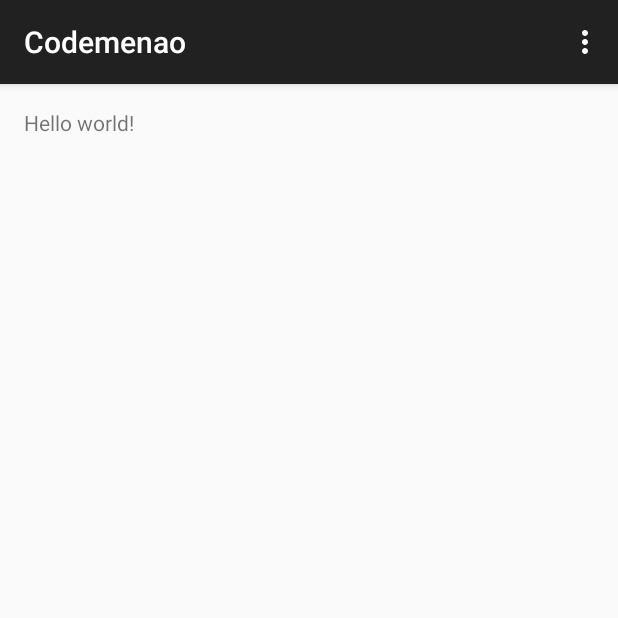
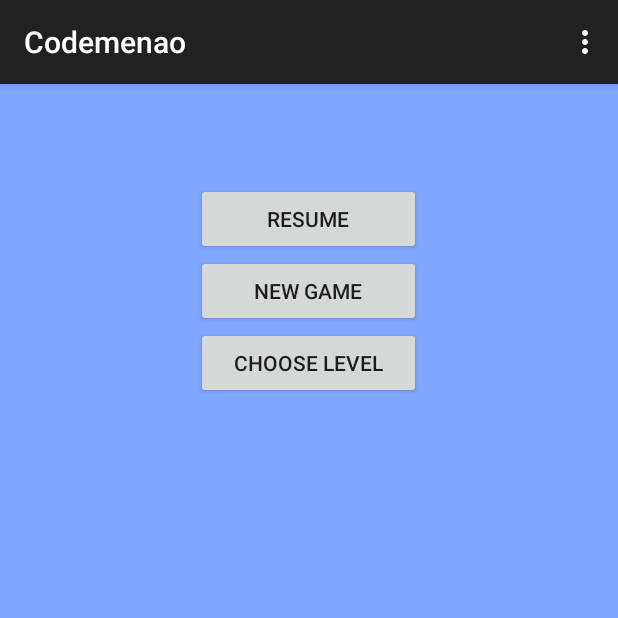
Before and after one commit to yerassyl/Codemenao, an Android app: the MainActivity screen opened directly, with no data from a screen before it, on a phone screen of 412 x 824 dp, the top half of it. Run offline under Robolectric (Android 15) with nearby library versions, the phone set to English and light mode, and no system bars; network calls fail.

Commit message:
UI in MainActivity including resume,new game and choose level.Resume continues with the most recent level, new game starts from the first and choose level displays levels available. Level clicked is put to the queue.

```diff
--- a/app/src/main/java/nu/hci/codemenao/MainActivity.java
+++ b/app/src/main/java/nu/hci/codemenao/MainActivity.java
@@ -1,21 +1,37 @@
 package nu.hci.codemenao;
 
 import android.content.Intent;
+import android.content.SharedPreferences;
 import android.support.v7.app.ActionBarActivity;
 import android.os.Bundle;
 import android.view.Menu;
 import android.view.MenuItem;
+import android.view.View;
+import android.widget.Button;
 
 
-public class MainActivity extends ActionBarActivity {
+public class MainActivity extends ActionBarActivity implements View.OnClickListener {
+
+    Button newGame, resume, chooseLevel;
+    SharedPreferences levels;
+
+    public static int level = 1;
 
     @Override
     protected void onCreate(Bundle savedInstanceState) {
         super.onCreate(savedInstanceState);
         setContentView(R.layout.activity_main);
 
+        newGame = (Button) findViewById(R.id.new_game);
+        resume = (Button) findViewById(R.id.resume);
+        chooseLevel = (Button) findViewById(R.id.choose);
+
+        newGame.setOnClickListener(this);
+        resume.setOnClickListener(this);
+        chooseLevel.setOnClickListener(this);
         // get ip and port from shared prefs
-
+        levels = getSharedPreferences("LEVELS", MODE_PRIVATE);
+        levels.edit().putInt("current_level",level).apply();
 
         // This code just for testing
         //Intent intent = new Intent(MainActivity.this,ConnectingNaoActivity.class);
@@ -45,4 +61,29 @@ public class MainActivity extends ActionBarActivity {
 
         return super.onOptionsItemSelected(item);
     }
+
+    @Override
+    public void onClick(View v) {
+        switch (v.getId()){
+
+            case R.id.new_game:
+                Intent fromNew = new Intent(this,VisualEditorActivity.class);
+                level = 1;
+                fromNew.putExtra("current_level", level);
+                startActivity(fromNew);
+                break;
+
+            case R.id.resume:
+                Intent fromResume = new Intent(this,VisualEditorActivity.class);
+                fromResume.putExtra("current_level", levels.getInt("current_level",1));
+                startActivity(fromResume);
+                break;
+
+            case R.id.choose:
+                Intent fromChoose = new Intent(this,ChooseLevel.class);
+                fromChoose.putExtra("current_level",levels.getInt("current_level",1));
+                startActivity(fromChoose);
+                break;
+        }
+    }
 }
--- a/app/src/main/res/layout/activity_connecting_nao.xml
+++ b/app/src/main/res/layout/activity_connecting_nao.xml
@@ -24,5 +24,5 @@
         android:layout_width="wrap_content"
         android:layout_height="wrap_content"
         android:text="@string/start_game"
-        android:onClick="startLevel1"/>
+        />
 </LinearLayout>
--- a/app/src/main/res/layout/activity_main.xml
+++ b/app/src/main/res/layout/activity_main.xml
@@ -2,11 +2,36 @@
     xmlns:tools="http://schemas.android.com/tools" android:layout_width="match_parent"
     android:layout_height="match_parent" android:paddingLeft="@dimen/activity_horizontal_margin"
     android:paddingRight="@dimen/activity_horizontal_margin"
+    android:background="#80A7FF"
     android:paddingTop="@dimen/activity_vertical_margin"
     android:paddingBottom="@dimen/activity_vertical_margin" tools:context=".MainActivity">
 
-    <TextView android:text="@string/hello_world" android:layout_width="wrap_content"
-        android:layout_height="wrap_content" />
+    <Button android:id="@+id/choose"
+        android:text="@string/choose_level"
+        android:layout_height="wrap_content"
+        android:layout_width="150dp"
+        android:layout_gravity="center"
+        android:layout_below="@+id/new_game"
+        android:layout_alignEnd="@+id/new_game"></Button>
+
+    <Button android:id="@+id/resume"
+        android:text="@string/resume"
+        android:layout_width="wrap_content"
+        android:layout_height="wrap_content"
+        android:layout_alignParentTop="true"
+        android:layout_centerHorizontal="true"
+        android:layout_marginTop="50dp"
+        android:width="150dp"
+        android:visibility="visible"
+        android:layout_gravity="center_horizontal|top"></Button>
+
+    <Button android:id="@+id/new_game"
+        android:text="@string/new_game"
+        android:layout_height="wrap_content"
+        android:layout_width="150dp"
+        android:layout_gravity="center"
+        android:layout_below="@+id/resume"
+        android:layout_alignEnd="@+id/resume"></Button>
 
 
 </RelativeLayout>
--- /dev/null
+++ b/app/src/main/res/menu/menu_choose_level.xml
@@ -0,0 +1,6 @@
+<menu xmlns:android="http://schemas.android.com/apk/res/android"
+    xmlns:app="http://schemas.android.com/apk/res-auto"
+    xmlns:tools="http://schemas.android.com/tools" tools:context="nu.hci.codemenao.ChooseLevel">
+    <item android:id="@+id/action_settings" android:title="@string/action_settings"
+        android:orderInCategory="100" app:showAsAction="never" />
+</menu>
--- a/app/src/main/res/values/strings.xml
+++ b/app/src/main/res/values/strings.xml
@@ -7,6 +7,10 @@
     <string name="title_activity_connecting_nao">ConnectingNaoActivity</string>
 
 
-    <string name="start_game">Level 1 (Move)</string>
+    <string name="start_game">Connect Nao</string>
+    <string name="new_game">New Game</string>
+    <string name="resume">Resume</string>
+    <string name="choose_level">Choose Level</string>
+    <string name="title_activity_choose_level">ChooseLevel</string>
 
 </resources>
```
Also changed, not shown: app/src/main/AndroidManifest.xml (+9 -0 lines), app/src/main/java/nu/hci/codemenao/ChooseLevel.java (added, +102 -0 lines), app/src/main/java/nu/hci/codemenao/ConnectingNaoActivity.java (+13 -4 lines), app/src/main/java/nu/hci/codemenao/VisualEditorActivity.java (+33 -2 lines), app/src/main/res/layout/activity_choose_level.xml (added, +16 -0 lines), 2 other files.
